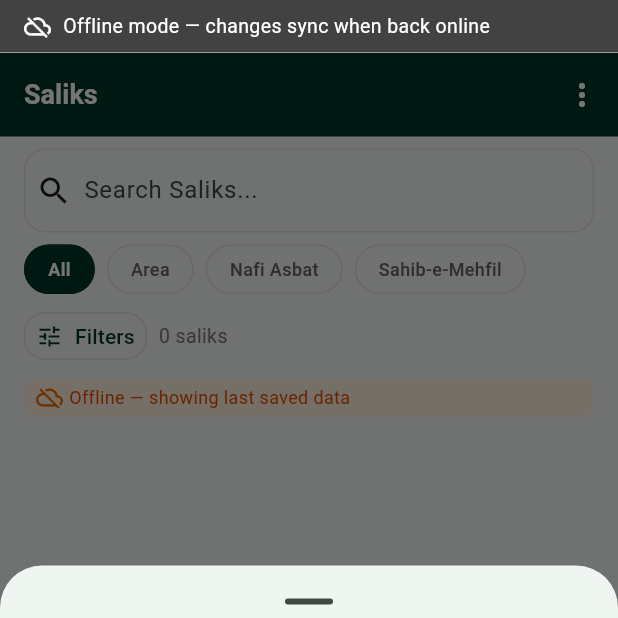
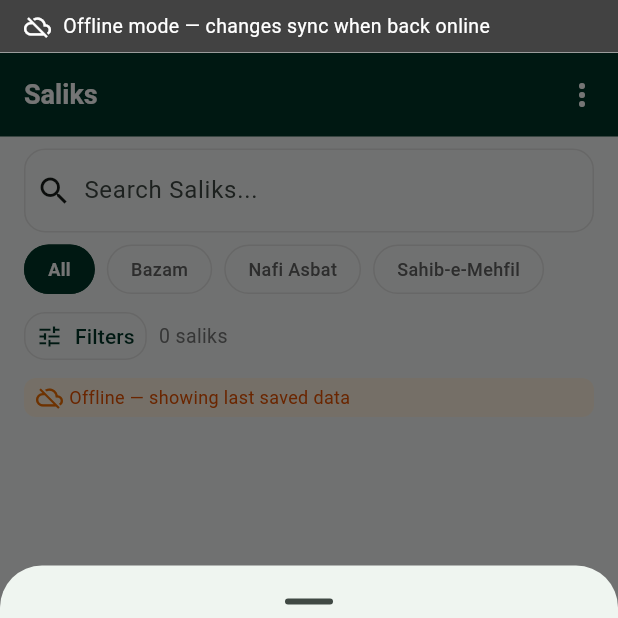
Before and after one commit to salikeenwaqasahmed-glitch/SalikeenCMS, a Flutter app: the SalikDirectoryScreen screen opened by its route, after a tap on "Filters", on a phone screen of 412 x 824 dp, the top half of it. Run offline on Flutter 3.47's test engine with Material 3 defaults, Android fonts, the phone set to English and light mode, and no system bars; our stand-ins replace cloud_firestore, connectivity_plus, drift, drift_flutter, firebase_auth, firebase_core and 8 more; missing offline and left inert: encrypt; accounts and stored records are empty; generated files the repository leaves out were written again.

Commit message:
salik screen renew

```diff
--- a/lib/core/localization/translations.dart
+++ b/lib/core/localization/translations.dart
@@ -160,7 +160,7 @@ const Map<String, Map<String, String>> kTranslations = {
     'empty_areas_in_bazam': 'No areas in this bazam yet',
     'bazam_areas_hint': 'Tap All for every salik in this bazam, or an area for that area only',
     'segment_all': 'All',
-    'segment_area': 'Area',
+    'segment_bazam': 'Bazam',
     'segment_nafi_asbat': 'Nafi Asbat',
     'segment_sahib_mehfil': 'Sahib-e-Mehfil',
     'error_invalid_phone':
@@ -379,7 +379,7 @@ const Map<String, Map<String, String>> kTranslations = {
     'empty_areas_in_bazam': 'اس بزم میں ابھی کوئی علاقہ نہیں',
     'bazam_areas_hint': 'تمام پر تھپتھپائیں — اس بزم کے سب سالکین؛ یا ایک علاقہ',
     'segment_all': 'تمام',
-    'segment_area': 'علاقہ',
+    'segment_bazam': 'بزم',
     'segment_nafi_asbat': 'نفی اثبات',
     'segment_sahib_mehfil': 'صاحبِ محفل',
     'error_invalid_phone':
--- a/lib/features/saliks/presentation/providers/salik_provider.dart
+++ b/lib/features/saliks/presentation/providers/salik_provider.dart
@@ -21,7 +21,7 @@ List<Salik> scopeSaliksToSession(List<Salik> saliks, UserSession? session) {
   return saliks.where((s) => s.genderId == gender).toList();
 }
 
-enum SalikBrowseSegment { all, area, nafiAsbat, sahibMehfil }
+enum SalikBrowseSegment { all, bazam, nafiAsbat, sahibMehfil }
 
 const kSaliksPageSize = 20;
 
@@ -179,7 +179,7 @@ class SalikFilterNotifier extends StateNotifier<SalikFilter> {
 
   void setBazam(String bazamId) {
     final keepLocationSegment = state.segment == SalikBrowseSegment.all ||
-        state.segment == SalikBrowseSegment.area;
+        state.segment == SalikBrowseSegment.bazam;
     state = state.copyWith(
       bazamId: bazamId,
       areaId: 'all',
@@ -200,7 +200,7 @@ class SalikFilterNotifier extends StateNotifier<SalikFilter> {
 
   void setSegment(SalikBrowseSegment segment) {
     final keepLocation = segment == SalikBrowseSegment.all ||
-        segment == SalikBrowseSegment.area;
+        segment == SalikBrowseSegment.bazam;
     state = state.copyWith(
       segment: segment,
       areaId: keepLocation ? state.areaId : 'all',
@@ -275,7 +275,7 @@ bool _matchesNonSearchFilters(
 
   final matchesSegment = switch (filter.segment) {
     SalikBrowseSegment.all => true,
-    SalikBrowseSegment.area => true,
+    SalikBrowseSegment.bazam => true,
     SalikBrowseSegment.nafiAsbat => s.isNafiAsbat,
     SalikBrowseSegment.sahibMehfil => s.isSahibEMehfil,
   };
--- a/lib/features/saliks/presentation/widgets/salik_browse_segment_bar.dart
+++ b/lib/features/saliks/presentation/widgets/salik_browse_segment_bar.dart
@@ -5,7 +5,7 @@ import '../../../../core/theme/app_spacing.dart';
 import '../../../dashboard/presentation/widgets/segment_pill_bar.dart';
 import '../providers/salik_provider.dart';
 
-/// Category segments only (All / Area / Nafi / Sahib). Location filters live in sheet.
+/// Category segments only (All / Bazam / Nafi / Sahib). Location filters live in sheet.
 class SalikBrowseSegmentBar extends ConsumerWidget {
   const SalikBrowseSegmentBar({super.key});
 
@@ -17,7 +17,7 @@ class SalikBrowseSegmentBar extends ConsumerWidget {
 
     final segmentLabels = [
       l10n.t('segment_all'),
-      l10n.t('segment_area'),
+      l10n.t('segment_bazam'),
       l10n.t('segment_nafi_asbat'),
       l10n.t('segment_sahib_mehfil'),
     ];
```
Also changed, not shown: lib/core/router/app_router.dart (+8 -3 lines), lib/features/auth/presentation/screens/login_screen.dart (+15 -0 lines), lib/features/dashboard/presentation/widgets/stat_count_card.dart (+11 -3 lines), lib/features/saliks/presentation/screens/bazam_areas_screen.dart (+16 -6 lines), lib/main.dart (+1 -28 lines).
